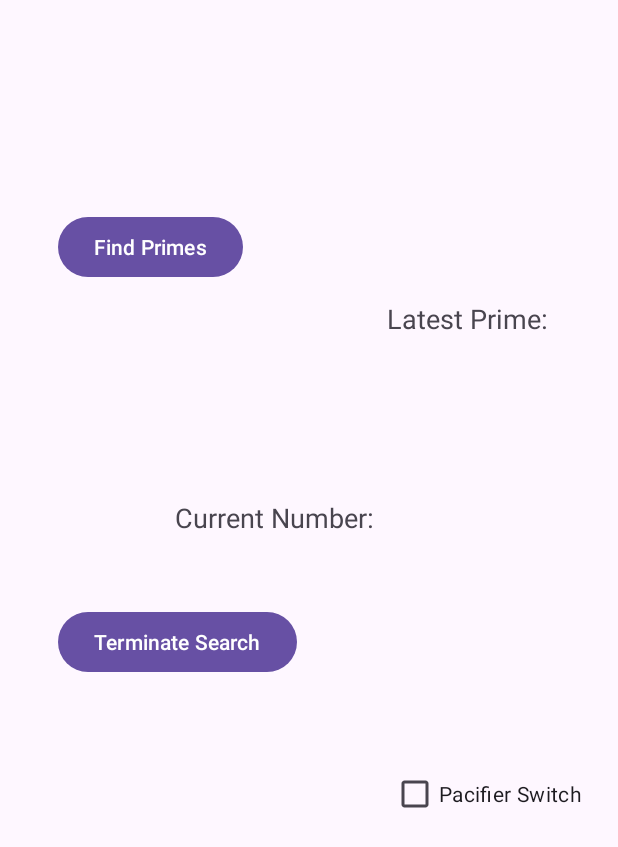
After one commit to zexigong-ne/NUMAD24Sp_ZexiGong, an Android app: the primeActivity screen opened directly, with no data from a screen before it, on a phone screen of 412 x 824 dp. The commit adds this screen. Shown: the top 847 px of the screen. Run offline under Robolectric (Android 15) with nearby library versions, the phone set to English and light mode, and no system bars.

Commit message:
add new prime activity; add an example from class to help understanding thread

```diff
--- a/app/src/main/AndroidManifest.xml
+++ b/app/src/main/AndroidManifest.xml
@@ -22,14 +22,14 @@
 
         </activity>
         <activity android:name=".ClickyActivity">
-            <!-- Add any additional configuration for ClickyActivity if needed -->
         </activity>
         <activity android:name=".MeActivity">
-            <!-- Add any additional configuration for ClickyActivity if needed -->
         </activity>
         <activity android:name=".LinkCollectorActivity">
-            <!-- Add any additional configuration for ClickyActivity if needed -->
         </activity>
+        <activity android:name=".primeActivity">
+        </activity>
+
 
     </application>
 
--- /dev/null
+++ b/app/src/main/java/edu/northeastern/numad24sp_zexigong/primeActivity.java
@@ -0,0 +1,170 @@
+package edu.northeastern.numad24sp_zexigong;
+
+import android.annotation.SuppressLint;
+import android.os.Bundle;
+import android.os.Handler;
+import android.os.Looper;
+import android.view.View;
+import android.widget.Button;
+import android.widget.CheckBox;
+import android.widget.TextView;
+
+import androidx.appcompat.app.AppCompatActivity;
+
+public class primeActivity extends AppCompatActivity {
+    private volatile boolean isSearching = false;
+    private Thread primeSearchThread;
+
+    private TextView currentNumberTextView;
+    private TextView latestPrimeTextView;
+    private CheckBox pacifierSwitch;
+    private Handler textHandler = new Handler();
+    private static TextView statusText;
+
+    @Override
+    protected void onCreate(Bundle savedInstanceState) {
+        super.onCreate(savedInstanceState);
+        setContentView(R.layout.activity_prime_search);
+
+        currentNumberTextView = findViewById(R.id.currentNumberTextView);
+        latestPrimeTextView = findViewById(R.id.latestPrimeTextView);
+        pacifierSwitch = findViewById(R.id.pacifierSwitch);
+
+        Button findPrimesButton = findViewById(R.id.findPrimesButton);
+        statusText = findViewById(R.id.runStatusText);
+//        findPrimesButton.setOnClickListener(new View.OnClickListener() {
+//            @Override
+//            public void onClick(View v) {
+//                startPrimeSearch();
+//            }
+//        });
+
+        Button terminateSearchButton = findViewById(R.id.terminateSearchButton);
+        terminateSearchButton.setOnClickListener(new View.OnClickListener() {
+            @Override
+            public void onClick(View v) {
+                terminatePrimeSearch();
+            }
+        });
+
+        // Other functionalities as required
+    }
+    public void runOnRunnableThread(View view) {
+        RunnableThread runnableThread = new RunnableThread();
+        new Thread(runnableThread).start();
+    }
+
+    class RunnableThread implements Runnable {
+
+        @Override
+        public void run() {
+            for (int i = 1; i <= 10; i++) {
+                final int finalI = i;
+                //The handler changes the TextView running in the UI thread.
+                textHandler.post(new Runnable() {
+                    @SuppressLint("SetTextI18n")
+                    @Override
+                    public void run() {
+                        statusText.setText("New thread (Runnable interface): " + finalI);
+                        if (finalI == 10) {
+                            statusText.setText("");
+                        }
+                    }
+                });
+                try {
+                    Thread.sleep(1000); //Makes the thread sleep or be inactive for 10 seconds
+                } catch (InterruptedException e) {
+                    e.printStackTrace();
+                }
+            }
+        }
+    }
+//    private void startPrimeSearch() {
+//        if (!isSearching) {
+//            isSearching = true;
+//            primeSearchThread = new Thread(new Runnable() {
+//                @Override
+//                public void run() {
+//                    // Prime number search logic
+//                    int currentNumber = 3;
+//                    while (isSearching) {
+//                        if (isPrime(currentNumber)) {
+//                            int finalCurrentNumber = currentNumber;
+//                            handler.post(new Runnable() {
+//                                @Override
+//                                public void run() {
+//                                    updateLatestPrime(finalCurrentNumber);
+//                                }
+//                            });
+//                        }
+//                        int finalCurrentNumber1 = currentNumber;
+//                        handler.post(new Runnable() {
+//                            @Override
+//                            public void run() {
+//                                updateCurrentNumber(finalCurrentNumber1);
+//                            }
+//                        });
+//                        currentNumber += 2; // Increment by two
+//                    }
+//                }
+//            });
+//            primeSearchThread.start();
+//        }
+//    }
+
+    private boolean isPrime(int num) {
+        if (num <= 1)
+            return false;
+        if (num <= 3)
+            return true;
+        if (num % 2 == 0 || num % 3 == 0)
+            return false;
+        int i = 5;
+        while (i * i <= num) {
+            if (num % i == 0 || num % (i + 2) == 0)
+                return false;
+            i += 6;
+        }
+        return true;
+    }
+
+    private void updateCurrentNumber(final int number) {
+        runOnUiThread(new Runnable() {
+            @Override
+            public void run() {
+                currentNumberTextView.setText("Current Number: " + number);
+            }
+        });
+    }
+
+//    private void postUpdateToUI(final int prime) {
+//        handler.post(new Runnable() {
+//            @Override
+//            public void run() {
+//                updateLatestPrime(prime);
+//            }
+//        });
+//    }
+
+    private void updateLatestPrime(final int prime) {
+        runOnUiThread(new Runnable() {
+            @Override
+            public void run() {
+                latestPrimeTextView.setText("Latest Prime: " + prime);
+            }
+        });
+    }
+
+    private void terminatePrimeSearch() {
+        isSearching = false;
+        if (primeSearchThread != null) {
+            try {
+                primeSearchThread.join();
+            } catch (InterruptedException e) {
+                e.printStackTrace();
+            }
+            primeSearchThread = null;
+        }
+    }
+
+}
--- /dev/null
+++ b/app/src/main/res/layout/activity_prime_search.xml
@@ -0,0 +1,88 @@
+<?xml version="1.0" encoding="utf-8"?>
+<androidx.constraintlayout.widget.ConstraintLayout xmlns:android="http://schemas.android.com/apk/res/android"
+    xmlns:app="http://schemas.android.com/apk/res-auto"
+    android:layout_width="match_parent"
+    android:layout_height="match_parent">
+
+    <TextView
+        android:id="@+id/currentNumberTextView"
+        android:layout_width="157dp"
+        android:layout_height="21dp"
+        android:layout_marginStart="116dp"
+        android:layout_marginTop="54dp"
+        android:layout_marginEnd="138dp"
+        android:layout_marginBottom="50dp"
+        android:text="Current Number: "
+        android:textSize="18sp"
+        app:layout_constraintBottom_toTopOf="@+id/terminateSearchButton"
+        app:layout_constraintEnd_toEndOf="parent"
+        app:layout_constraintStart_toStartOf="parent"
+        app:layout_constraintTop_toBottomOf="@+id/latestPrimeTextView" />
+
+    <TextView
+        android:id="@+id/latestPrimeTextView"
+        android:layout_width="wrap_content"
+        android:layout_height="wrap_content"
+        android:layout_marginStart="98dp"
+        android:layout_marginTop="200dp"
+        android:layout_marginEnd="42dp"
+        android:layout_marginBottom="54dp"
+        android:text="Latest Prime: "
+        android:textSize="18sp"
+        app:layout_constraintBottom_toTopOf="@+id/currentNumberTextView"
+        app:layout_constraintEnd_toEndOf="parent"
+        app:layout_constraintHorizontal_bias="1.0"
+        app:layout_constraintStart_toEndOf="@+id/findPrimesButton"
+        app:layout_constraintTop_toTopOf="parent" />
+
+    <Button
+        android:id="@+id/findPrimesButton"
+        android:layout_width="wrap_content"
+        android:layout_height="wrap_content"
+        android:layout_marginStart="37dp"
+        android:layout_marginEnd="250dp"
+        android:layout_marginBottom="144dp"
+        android:text="Find Primes"
+
+        android:onClick="runOnRunnableThread"
+
+        app:layout_constraintBottom_toTopOf="@+id/currentNumberTextView"
+        app:layout_constraintEnd_toEndOf="parent"
+        app:layout_constraintHorizontal_bias="1.0"
+        app:layout_constraintStart_toStartOf="parent" />
+
+    <Button
+        android:id="@+id/terminateSearchButton"
+        android:layout_width="wrap_content"
+        android:layout_height="wrap_content"
+        android:layout_marginStart="37dp"
+        android:layout_marginTop="50dp"
+        android:layout_marginEnd="213dp"
+        android:text="Terminate Search"
+        app:layout_constraintEnd_toEndOf="parent"
+        app:layout_constraintStart_toStartOf="parent"
+        app:layout_constraintTop_toBottomOf="@+id/currentNumberTextView" />
+
+    <CheckBox
+        android:id="@+id/pacifierSwitch"
+        android:layout_width="wrap_content"
+        android:layout_height="wrap_content"
+        android:layout_marginStart="259dp"
+        android:layout_marginTop="151dp"
+        android:layout_marginEnd="23dp"
+        android:text="Pacifier Switch"
+        app:layout_constraintEnd_toEndOf="parent"
+        app:layout_constraintStart_toStartOf="parent"
+        app:layout_constraintTop_toBottomOf="@+id/currentNumberTextView" />
+
+    <TextView
+        android:id="@+id/runStatusText"
+        android:layout_width="0dp"
+        android:layout_height="22dp"
+        android:layout_marginTop="30dp"
+        android:gravity="center"
+        app:layout_constraintEnd_toEndOf="parent"
+        app:layout_constraintStart_toStartOf="parent"
+        app:layout_constraintTop_toBottomOf="@+id/currentNumberTextView" />
+
+</androidx.constraintlayout.widget.ConstraintLayout>
```
Also changed, not shown: app/src/main/java/edu/northeastern/numad24sp_zexigong/MainActivity.java (+9 -0 lines), app/src/main/res/layout/activity_main.xml (+15 -0 lines).
